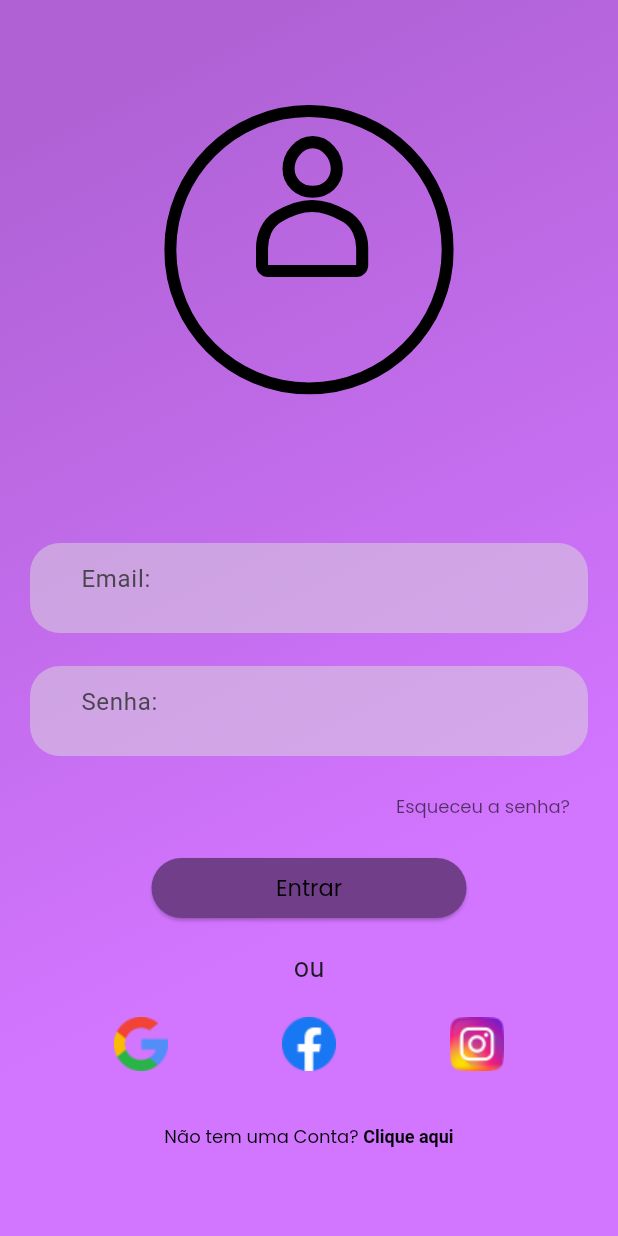
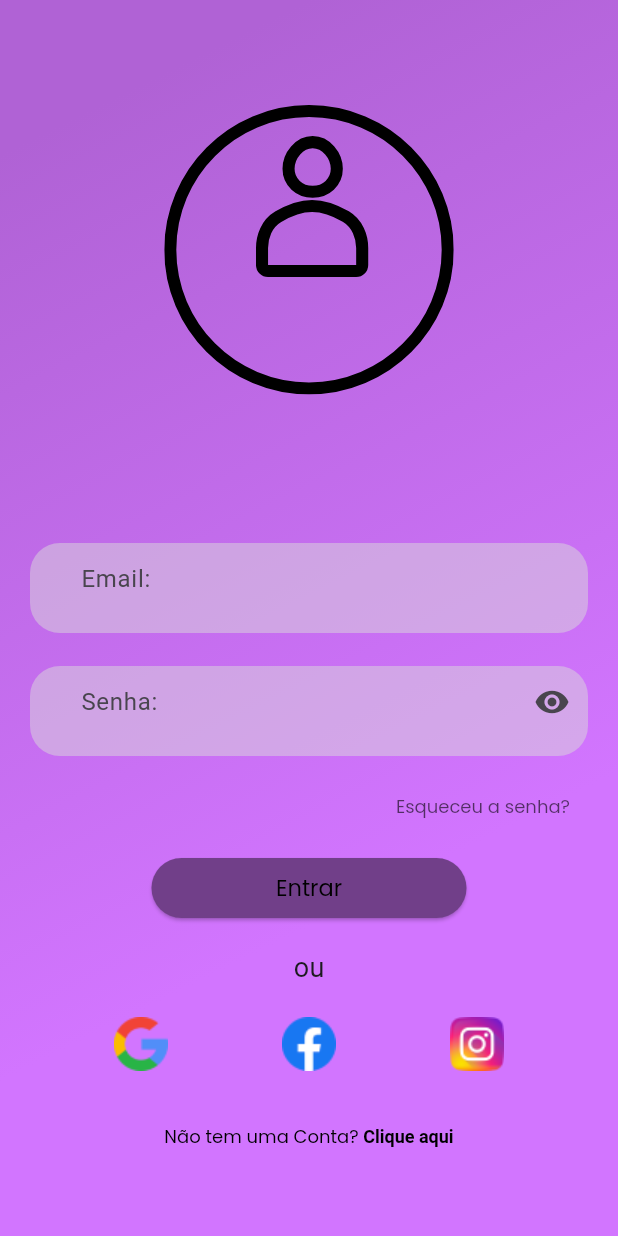
Before and after one commit to Pedro-Balestra/Simplest_Front, a Flutter app: the screen it shows after launch, on a phone screen of 412 x 824 dp. Run offline on Flutter 3.47's test engine with Material 2 defaults, Android fonts, the phone set to English and light mode, and no system bars; our stand-ins replace file_picker, firebase_auth, firebase_core, google_fonts, lottie; accounts and stored records are empty.

Commit message:
feat: Atualização dos obscureText

```diff
--- a/lib/screens/login/login_page.dart
+++ b/lib/screens/login/login_page.dart
@@ -19,6 +19,8 @@ class _LoginPageState extends State<LoginPage> {
   TextEditingController emailController = TextEditingController();
   TextEditingController senhaController = TextEditingController();
   FirebaseAuth auth = FirebaseAuth.instance;
+  bool obscurePassword = true;
+
   @override
   Widget build(BuildContext context) {
     return Scaffold(
@@ -40,8 +42,8 @@ class _LoginPageState extends State<LoginPage> {
               const SizedBox(
                 height: 22,
               ),
-              textFieldContainer(
-                  "Senha", TextInputType.visiblePassword, senhaController),
+              textFieldContainerObscure("Senha", TextInputType.visiblePassword,
+                  obscurePassword, senhaController),
               const SizedBox(
                 height: 10,
               ),
@@ -133,4 +135,53 @@ class _LoginPageState extends State<LoginPage> {
       }
     }
   }
+
+  Widget textFieldContainerObscure(label, keyboard, obscure, key) {
+    return Container(
+      decoration: BoxDecoration(
+        color: AppColors.textFieldColor,
+        borderRadius: const BorderRadius.all(
+          Radius.circular(20),
+        ),
+      ),
+      margin: const EdgeInsets.symmetric(horizontal: 20),
+      width: double.infinity,
+      height: 60,
+      child: TextField(
+        obscureText: obscure,
+        controller: key,
+        decoration: InputDecoration(
+          labelText: "$label:",
+          hintStyle: GoogleFonts.poppins(
+            color: AppColors.textFieldTextColor,
+            fontSize: 15,
+          ),
+          border: InputBorder.none,
+          contentPadding: const EdgeInsets.only(
+            left: 34,
+            top: 5,
+          ),
+          // Adicione um ícone para alternar a visibilidade da senha
+          suffixIcon: obscure
+              ? IconButton(
+                  icon: Icon(Icons.visibility),
+                  onPressed: () {
+                    setState(() {
+                      obscurePassword = !obscurePassword;
+                    });
+                  },
+                )
+              : IconButton(
+                  icon: Icon(Icons.visibility_off),
+                  onPressed: () {
+                    setState(() {
+                      obscurePassword = !obscurePassword;
+                    });
+                  },
+                ),
+        ),
+        keyboardType: keyboard,
+      ),
+    );
+  }
 }
--- a/lib/screens/signUp/signUp_page.dart
+++ b/lib/screens/signUp/signUp_page.dart
@@ -20,8 +20,8 @@ class _SignUpPageState extends State<SignUpPage> {
   TextEditingController senhaController = TextEditingController();
   TextEditingController confirmarSenhaController = TextEditingController();
 
-  bool obscurePassword1 = false;
-  bool obscurePassword2 = false;
+  bool obscurePassword1 = true;
+  bool obscurePassword2 = true;
 
   String msgErro = "";
   void validaCampos() async {
```
